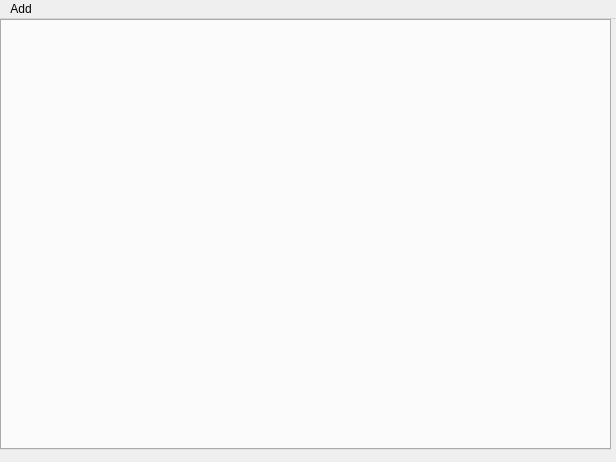
Above: Forms/mainwindow.ui from Arthur-g-p/StrategyTester before the change. Below: the same form after it.
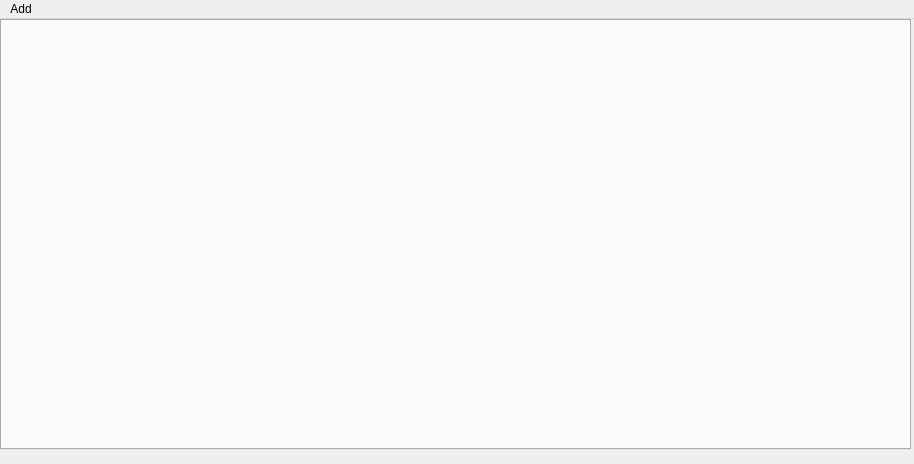
That is the form after the change.

What changed in the file:
```diff
--- a/Forms/mainwindow.ui
+++ b/Forms/mainwindow.ui
@@ -6,8 +6,8 @@
    <rect>
     <x>0</x>
     <y>0</y>
-    <width>616</width>
-    <height>462</height>
+    <width>914</width>
+    <height>464</height>
    </rect>
   </property>
   <property name="windowTitle">
@@ -22,7 +22,7 @@
      <rect>
       <x>0</x>
       <y>0</y>
-      <width>611</width>
+      <width>911</width>
       <height>431</height>
      </rect>
     </property>
@@ -63,7 +63,7 @@
     <rect>
      <x>0</x>
      <y>0</y>
-     <width>616</width>
+     <width>914</width>
      <height>30</height>
     </rect>
    </property>
```
Left out of the diff: 4 changed lines with no effect on the pictures.
